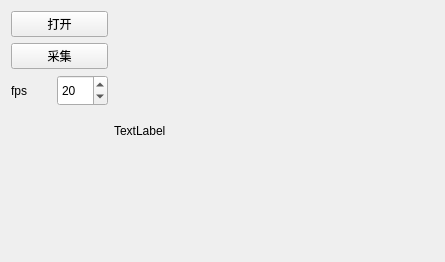
Before: the Qt Designer form camera/camera/page/camPage.ui in fengbaochun/softwareToolBox, drawn with Qt 5.
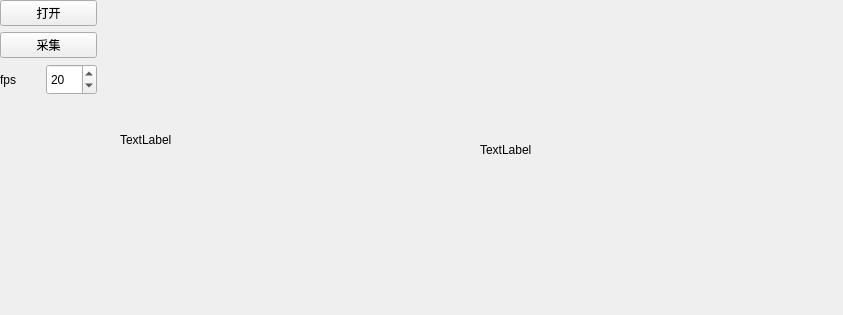
After: the same form once the commit is applied.

Patch:
```diff
--- a/camera/camera/page/camPage.ui
+++ b/camera/camera/page/camPage.ui
@@ -6,15 +6,52 @@
    <rect>
     <x>0</x>
     <y>0</y>
-    <width>435</width>
-    <height>252</height>
+    <width>843</width>
+    <height>315</height>
    </rect>
   </property>
   <property name="windowTitle">
    <string>Form</string>
   </property>
-  <layout class="QFormLayout" name="formLayout">
-   <item row="0" column="0">
+  <widget class="QLabel" name="imgLabel">
+   <property name="geometry">
+    <rect>
+     <x>120</x>
+     <y>20</y>
+     <width>320</width>
+     <height>240</height>
+    </rect>
+   </property>
+   <property name="minimumSize">
+    <size>
+     <width>320</width>
+     <height>240</height>
+    </size>
+   </property>
+   <property name="text">
+    <string>TextLabel</string>
+   </property>
+  </widget>
+  <widget class="QLabel" name="imgLabel_2">
+   <property name="geometry">
+    <rect>
+     <x>480</x>
+     <y>30</y>
+     <width>320</width>
+     <height>240</height>
+    </rect>
+   </property>
+   <property name="minimumSize">
+    <size>
+     <width>320</width>
+     <height>240</height>
+    </size>
+   </property>
+   <property name="text">
+    <string>TextLabel</string>
+   </property>
+  </widget>
+  <widget class="QWidget" name="">
     <layout class="QVBoxLayout" name="verticalLayout">
      <item>
       <widget class="QPushButton" name="openBut">
@@ -77,21 +114,7 @@
       </spacer>
      </item>
     </layout>
-   </item>
-   <item row="0" column="1">
-    <widget class="QLabel" name="imgLabel">
-     <property name="minimumSize">
-      <size>
-       <width>320</width>
-       <height>240</height>
-      </size>
-     </property>
-     <property name="text">
-      <string>TextLabel</string>
-     </property>
-    </widget>
-   </item>
-  </layout>
+  </widget>
  </widget>
  <resources/>
  <connections/>
```
Lines whose indentation alone changed are shown as unchanged.
